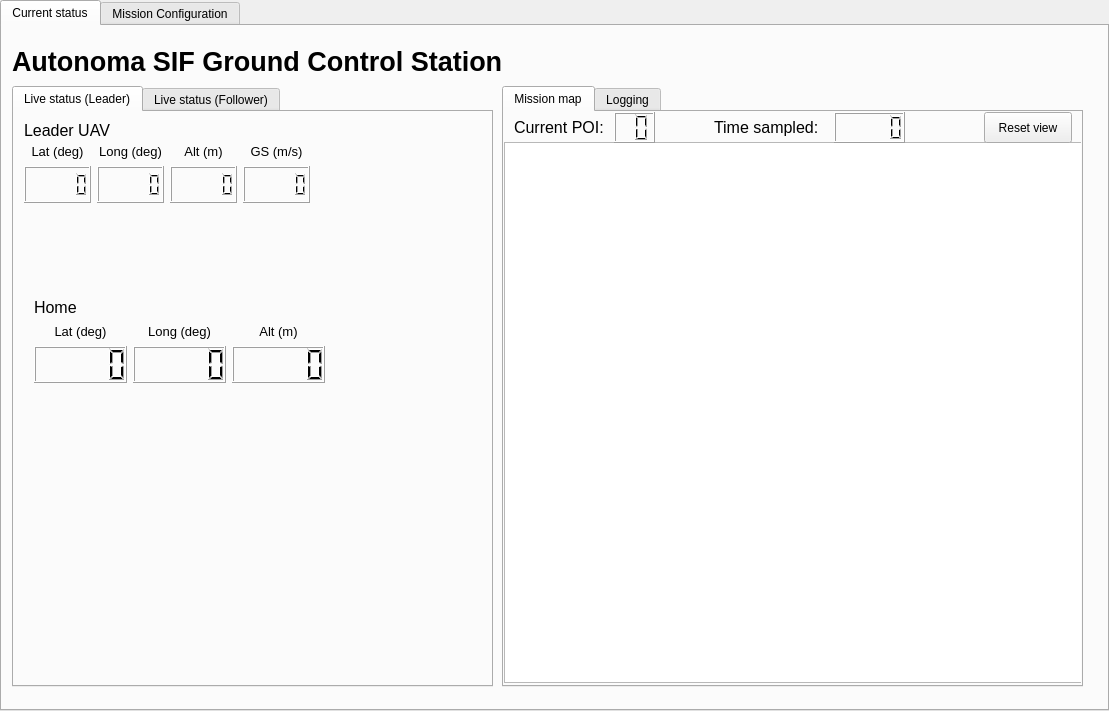
Above: src/GUI/AutoSIF_GUI.ui from loyilok515/autosif_ground_station_gui before the change. Below: the same form after it.
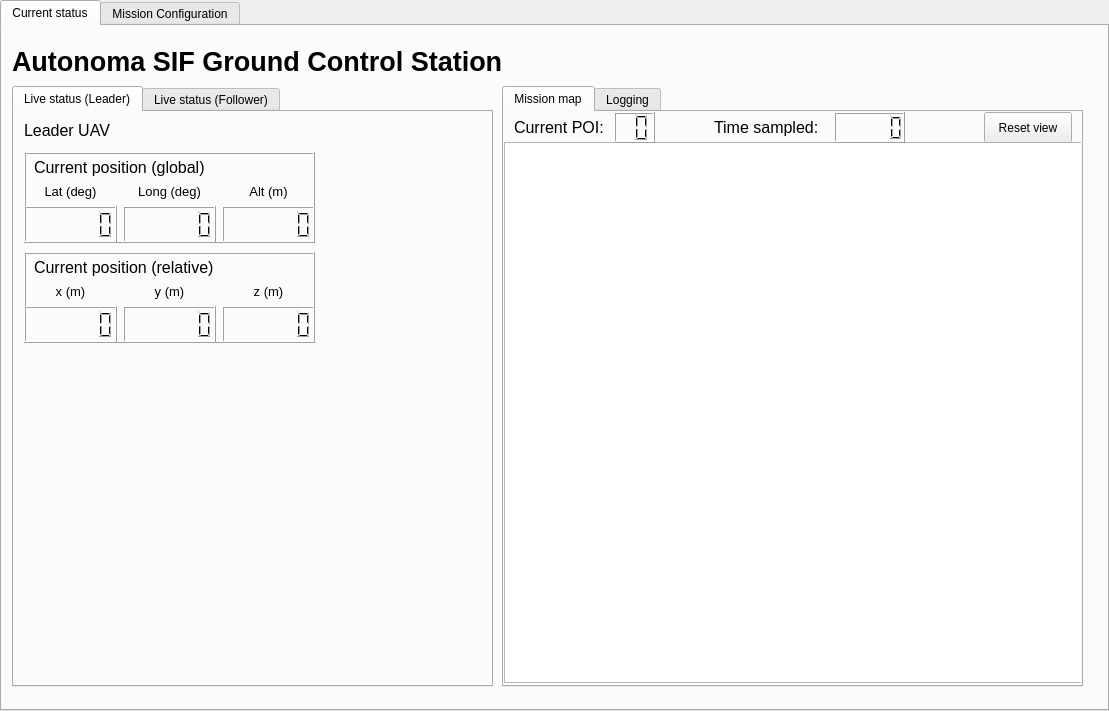
That is the form after the change. The open tabs and pages were chosen to show the change. Custom widgets are drawn as their Qt base class.

Patch:
```diff
--- a/src/GUI/AutoSIF_GUI.ui
+++ b/src/GUI/AutoSIF_GUI.ui
@@ -59,118 +59,6 @@
      <attribute name="title">
       <string>Live status (Leader)</string>
      </attribute>
-     <widget class="QWidget" name="horizontalLayoutWidget_2">
-      <property name="geometry">
-       <rect>
-        <x>10</x>
-        <y>30</y>
-        <width>286</width>
-        <height>61</height>
-       </rect>
-      </property>
-      <layout class="QHBoxLayout" name="Leader_horizontalLayout">
-       <item>
-        <layout class="QVBoxLayout" name="LatitudeverticalLayout_2" stretch="1,2">
-         <item>
-          <widget class="QLabel" name="label_8">
-           <property name="font">
-            <font>
-             <pointsize>10</pointsize>
-            </font>
-           </property>
-           <property name="mouseTracking">
-            <bool>false</bool>
-           </property>
-           <property name="text">
-            <string>Lat (deg)</string>
-           </property>
-           <property name="alignment">
-            <set>Qt::AlignCenter</set>
-           </property>
-          </widget>
-         </item>
-         <item>
-          <widget class="QLCDNumber" name="leader_GPS_x"/>
-         </item>
-        </layout>
-       </item>
-       <item>
-        <layout class="QVBoxLayout" name="LongtitudeverticalLayout_2" stretch="1,2">
-         <item>
-          <widget class="QLabel" name="label_9">
-           <property name="font">
-            <font>
-             <pointsize>10</pointsize>
-            </font>
-           </property>
-           <property name="mouseTracking">
-            <bool>false</bool>
-           </property>
-           <property name="text">
-            <string>Long (deg)</string>
-           </property>
-           <property name="alignment">
-            <set>Qt::AlignCenter</set>
-           </property>
-          </widget>
-         </item>
-         <item>
-          <widget class="QLCDNumber" name="leader_GPS_y"/>
-         </item>
-        </layout>
-       </item>
-       <item>
-        <layout class="QVBoxLayout" name="AltitudeverticalLayout_2" stretch="1,2">
-         <item>
-          <widget class="QLabel" name="label_10">
-           <property name="font">
-            <font>
-             <pointsize>10</pointsize>
-            </font>
-           </property>
-           <property name="mouseTracking">
-            <bool>false</bool>
-           </property>
-           <property name="text">
-            <string>Alt (m)</string>
-           </property>
-           <property name="alignment">
-            <set>Qt::AlignCenter</set>
-           </property>
-          </widget>
-         </item>
-         <item>
-          <widget class="QLCDNumber" name="leader_GPS_z"/>
-         </item>
-        </layout>
-       </item>
-       <item>
-        <layout class="QVBoxLayout" name="GroundspeedverticalLayout_2" stretch="1,2">
-         <item>
-          <widget class="QLabel" name="label_12">
-           <property name="font">
-            <font>
-             <pointsize>10</pointsize>
-            </font>
-           </property>
-           <property name="mouseTracking">
-            <bool>false</bool>
-           </property>
-           <property name="text">
-            <string>GS (m/s)</string>
-           </property>
-           <property name="alignment">
-            <set>Qt::AlignCenter</set>
-           </property>
-          </widget>
-         </item>
-         <item>
-          <widget class="QLCDNumber" name="leader_GPS_GS"/>
-         </item>
-        </layout>
-       </item>
-      </layout>
-     </widget>
      <widget class="QLabel" name="label_13">
       <property name="geometry">
        <rect>
@@ -189,20 +77,192 @@
        <string>Leader UAV</string>
       </property>
      </widget>
-     <widget class="QWidget" name="horizontalLayoutWidget_4">
+     <widget class="QFrame" name="frame_7">
       <property name="geometry">
        <rect>
-        <x>20</x>
-        <y>210</y>
+        <x>10</x>
+        <y>140</y>
         <width>291</width>
+        <height>91</height>
+       </rect>
+      </property>
+      <property name="frameShape">
+       <enum>QFrame::Box</enum>
+      </property>
+      <property name="frameShadow">
+       <enum>QFrame::Raised</enum>
+      </property>
+      <property name="lineWidth">
+       <number>1</number>
+      </property>
+      <widget class="QLabel" name="label_42">
+       <property name="geometry">
+        <rect>
+         <x>10</x>
+         <y>0</y>
+         <width>221</width>
+         <height>31</height>
+        </rect>
+       </property>
+       <property name="font">
+        <font>
+         <pointsize>12</pointsize>
+        </font>
+       </property>
+       <property name="text">
+        <string>Current position (relative)</string>
+       </property>
+      </widget>
+      <widget class="QWidget" name="horizontalLayoutWidget_7">
+       <property name="geometry">
+        <rect>
+         <x>0</x>
+         <y>30</y>
+         <width>291</width>
         <height>61</height>
        </rect>
       </property>
-      <layout class="QHBoxLayout" name="HomeCoordinates_horizontalLayout">
+       <layout class="QHBoxLayout" name="Follower_horizontalLayout_7">
        <item>
         <layout class="QVBoxLayout" name="LatitudeverticalLayout_4" stretch="1,2">
          <item>
-          <widget class="QLabel" name="label_16">
+           <widget class="QLabel" name="label_8">
+            <property name="font">
+             <font>
+              <pointsize>10</pointsize>
+             </font>
+            </property>
+            <property name="mouseTracking">
+             <bool>false</bool>
+            </property>
+            <property name="text">
+             <string>x (m)</string>
+            </property>
+            <property name="alignment">
+             <set>Qt::AlignCenter</set>
+            </property>
+           </widget>
+          </item>
+          <item>
+           <widget class="QLCDNumber" name="leader_rel_x">
+            <property name="digitCount">
+             <number>6</number>
+            </property>
+           </widget>
+          </item>
+         </layout>
+        </item>
+        <item>
+         <layout class="QVBoxLayout" name="LongtitudeverticalLayout_7" stretch="1,2">
+          <item>
+           <widget class="QLabel" name="label_43">
+            <property name="font">
+             <font>
+              <pointsize>10</pointsize>
+             </font>
+            </property>
+            <property name="mouseTracking">
+             <bool>false</bool>
+            </property>
+            <property name="text">
+             <string>y (m)</string>
+            </property>
+            <property name="alignment">
+             <set>Qt::AlignCenter</set>
+            </property>
+           </widget>
+          </item>
+          <item>
+           <widget class="QLCDNumber" name="leader_rel_y">
+            <property name="digitCount">
+             <number>6</number>
+            </property>
+           </widget>
+          </item>
+         </layout>
+        </item>
+        <item>
+         <layout class="QVBoxLayout" name="AltitudeverticalLayout_7" stretch="1,2">
+          <item>
+           <widget class="QLabel" name="label_44">
+            <property name="font">
+             <font>
+              <pointsize>10</pointsize>
+             </font>
+            </property>
+            <property name="mouseTracking">
+             <bool>false</bool>
+            </property>
+            <property name="text">
+             <string>z (m)</string>
+            </property>
+            <property name="alignment">
+             <set>Qt::AlignCenter</set>
+            </property>
+           </widget>
+          </item>
+          <item>
+           <widget class="QLCDNumber" name="leader_rel_z">
+            <property name="digitCount">
+             <number>6</number>
+            </property>
+           </widget>
+          </item>
+         </layout>
+        </item>
+       </layout>
+      </widget>
+     </widget>
+     <widget class="QFrame" name="frame_6">
+      <property name="geometry">
+       <rect>
+        <x>10</x>
+        <y>40</y>
+        <width>291</width>
+        <height>91</height>
+       </rect>
+      </property>
+      <property name="frameShape">
+       <enum>QFrame::Box</enum>
+      </property>
+      <property name="frameShadow">
+       <enum>QFrame::Raised</enum>
+      </property>
+      <property name="lineWidth">
+       <number>1</number>
+      </property>
+      <widget class="QLabel" name="label_33">
+       <property name="geometry">
+        <rect>
+         <x>10</x>
+         <y>0</y>
+         <width>261</width>
+         <height>31</height>
+        </rect>
+       </property>
+       <property name="font">
+        <font>
+         <pointsize>12</pointsize>
+        </font>
+       </property>
+       <property name="text">
+        <string>Current position (global)</string>
+       </property>
+      </widget>
+      <widget class="QWidget" name="horizontalLayoutWidget_2">
+       <property name="geometry">
+        <rect>
+         <x>0</x>
+         <y>30</y>
+         <width>291</width>
+         <height>61</height>
+        </rect>
+       </property>
+       <layout class="QHBoxLayout" name="Follower_horizontalLayout_5">
+        <item>
+         <layout class="QVBoxLayout" name="LatitudeverticalLayout_2" stretch="1,2">
+          <item>
+           <widget class="QLabel" name="label_7">
            <property name="font">
             <font>
              <pointsize>10</pointsize>
@@ -220,14 +280,18 @@
           </widget>
          </item>
          <item>
-          <widget class="QLCDNumber" name="home_x"/>
+           <widget class="QLCDNumber" name="leader_GPS_lat">
+            <property name="digitCount">
+             <number>6</number>
+            </property>
+           </widget>
          </item>
         </layout>
        </item>
        <item>
-        <layout class="QVBoxLayout" name="LongtitudeverticalLayout_4" stretch="1,2">
+         <layout class="QVBoxLayout" name="LongtitudeverticalLayout_2" stretch="1,2">
          <item>
-          <widget class="QLabel" name="label_17">
+           <widget class="QLabel" name="label_34">
            <property name="font">
             <font>
              <pointsize>10</pointsize>
@@ -245,14 +309,18 @@
           </widget>
          </item>
          <item>
-          <widget class="QLCDNumber" name="home_y"/>
+           <widget class="QLCDNumber" name="leader_GPS_lon">
+            <property name="digitCount">
+             <number>6</number>
+            </property>
+           </widget>
          </item>
         </layout>
        </item>
        <item>
-        <layout class="QVBoxLayout" name="AltitudeverticalLayout_4" stretch="1,2">
+         <layout class="QVBoxLayout" name="AltitudeverticalLayout_2" stretch="1,2">
          <item>
-          <widget class="QLabel" name="label_18">
+           <widget class="QLabel" name="label_35">
            <property name="font">
             <font>
              <pointsize>10</pointsize>
@@ -270,29 +338,16 @@
           </widget>
          </item>
          <item>
-          <widget class="QLCDNumber" name="home_z"/>
+           <widget class="QLCDNumber" name="leader_GPS_alt">
+            <property name="digitCount">
+             <number>6</number>
+            </property>
+           </widget>
          </item>
         </layout>
        </item>
       </layout>
      </widget>
-     <widget class="QLabel" name="label_19">
-      <property name="geometry">
-       <rect>
-        <x>20</x>
-        <y>185</y>
-        <width>101</width>
-        <height>21</height>
-       </rect>
-      </property>
-      <property name="font">
-       <font>
-        <pointsize>12</pointsize>
-       </font>
-      </property>
-      <property name="text">
-       <string>Home</string>
-      </property>
      </widget>
     </widget>
     <widget class="QWidget" name="tab_7">
```
Left out of the diff: 2 changed lines with no effect on the pictures. Lines whose indentation alone changed are shown as unchanged.
